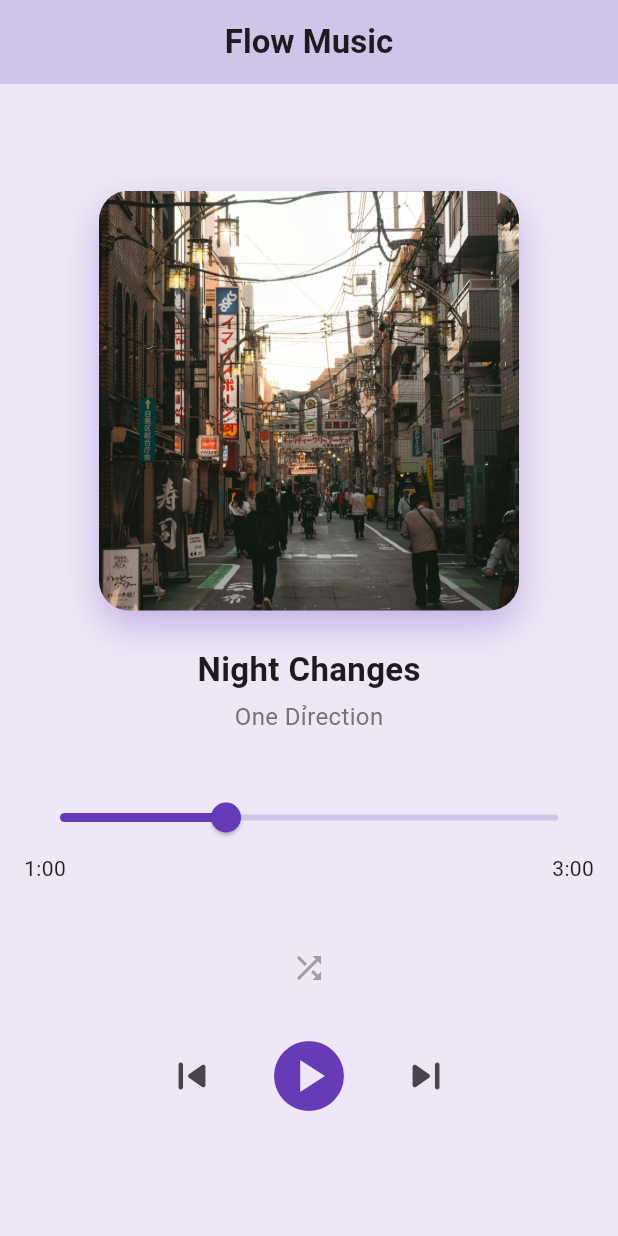
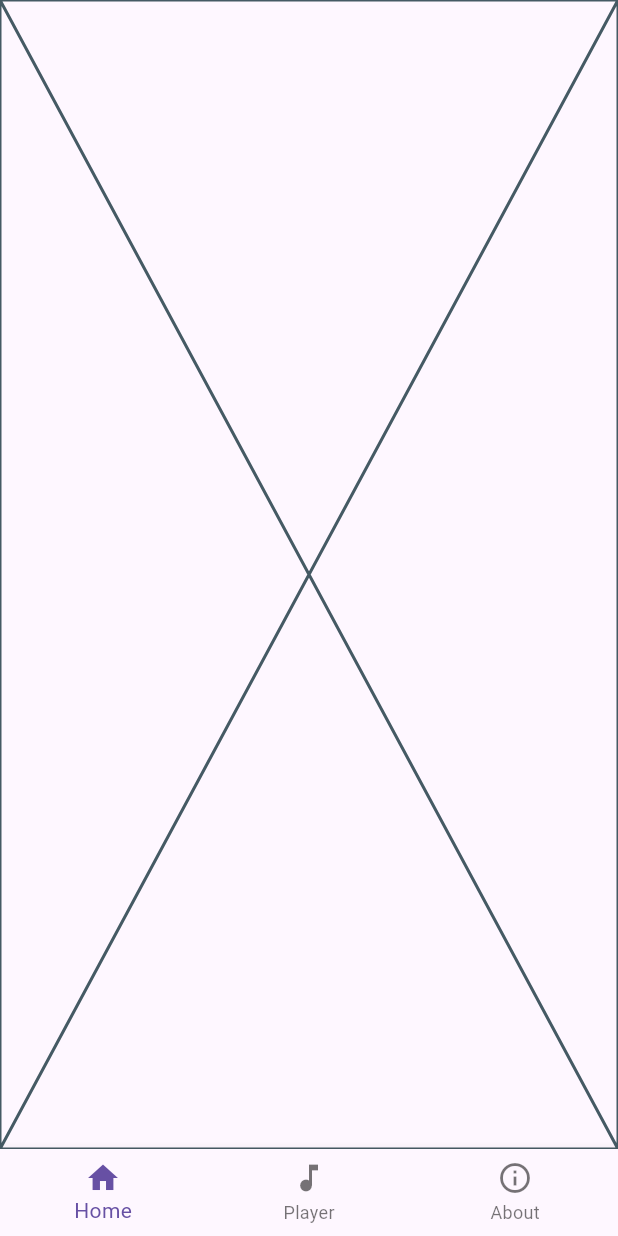
Before and after one commit to trgiang14/2025_LTTBDD_N05_Nhom_Giang, a Flutter app: the screen it shows after launch, on a phone screen of 412 x 824 dp. Run offline on Flutter 3.47's test engine with Material 3 defaults, Android fonts, the phone set to English and light mode, and no system bars.

Commit message:
cau truc lai main, sua home thanh player va them trang home+about

```diff
--- a/lib/main.dart
+++ b/lib/main.dart
@@ -1,20 +1,61 @@
 import 'package:flutter/material.dart';
+import 'screens/player_screen.dart';
 import 'screens/home_screen.dart';
+import 'screens/about_screen.dart';
 
 void main() {
   runApp(FlowApp());
 }
 
-class FlowApp extends StatelessWidget {
+class FlowApp extends StatefulWidget {
   const FlowApp({super.key});
+
+  @override
+  State<FlowApp> createState() => _FlowAppState();
+}
+
+class _FlowAppState extends State<FlowApp> {
+  int _selectedIndex = 0;
+
+  //Danh sách các trang
+  final List<Widget> _screen = const [
+    HomeScreen(),
+    PlayerScreen(),
+    AboutScreen(),
+  ];
 
   @override
   Widget build(BuildContext context) {
     return MaterialApp(
-      title: 'Flow Music',
       debugShowCheckedModeBanner: false,
-      theme: ThemeData(useMaterial3: true, colorSchemeSeed: Colors.deepPurple),
-      home: const HomeScreen(),
+      title: "Flow Up",
+      theme: ThemeData(
+        brightness: Brightness.light,
+        primarySwatch: Colors.blue,
+      ),
+      darkTheme: ThemeData.dark(),
+      home: Scaffold(
+        body: _screen[_selectedIndex],
+        bottomNavigationBar: BottomNavigationBar(
+          currentIndex: _selectedIndex,
+          onTap: (index) {
+            setState(() {
+              _selectedIndex = index;
+            });
+          },
+          items: const [
+            BottomNavigationBarItem(icon: Icon(Icons.home), label: 'Home'),
+            BottomNavigationBarItem(
+              icon: Icon(Icons.music_note),
+              label: 'Player',
+            ),
+            BottomNavigationBarItem(
+              icon: Icon(Icons.info_outline),
+              label: 'About',
+            ),
+          ],
+        ),
+      ),
     );
   }
 }
--- a/lib/screens/home_screen.dart
+++ b/lib/screens/home_screen.dart
@@ -1,75 +1,10 @@
-import 'package:flow_up/widgets/player_controls.dart';
 import 'package:flutter/material.dart';
-import '/widgets/song_progress_bar.dart';
 
-class HomeScreen extends StatefulWidget {
+class HomeScreen extends StatelessWidget {
   const HomeScreen({super.key});
 
   @override
-  State<HomeScreen> createState() => _HomeScreenState();
-}
-
-class _HomeScreenState extends State<HomeScreen> {
-  @override
   Widget build(BuildContext context) {
-    return Scaffold(
-      backgroundColor: Colors.deepPurple.shade50,
-      appBar: AppBar(
-        backgroundColor: Colors.deepPurple.shade100,
-        elevation: 0,
-        title: const Text(
-          'Flow Music',
-          style: TextStyle(fontWeight: FontWeight.bold),
-        ),
-        centerTitle: true,
-      ),
-      body: Padding(
-        padding: const EdgeInsets.all(16.0),
-        child: Column(
-          mainAxisAlignment: MainAxisAlignment.center,
-          children: [
-            //Ảnh bài hát
-            Container(
-              height: 280,
-              width: 280,
-              decoration: BoxDecoration(
-                borderRadius: BorderRadius.circular(20),
-                boxShadow: [
-                  BoxShadow(
-                    color: Colors.deepPurple.withOpacity(0.3),
-                    blurRadius: 20,
-                    offset: const Offset(0, 10),
-                  ),
-                ],
-                image: const DecorationImage(
-                  image: AssetImage(
-                    'images/pexels-julias-torten-und-tortchen-434418-31001122.jpg',
-                  ),
-                  fit: BoxFit.cover,
-                ),
-              ),
-            ),
-            const SizedBox(height: 24),
-            //Tên bài hát+ca sĩ
-            const Text(
-              'Night Changes',
-              style: TextStyle(fontSize: 22, fontWeight: FontWeight.bold),
-            ),
-            const SizedBox(height: 4),
-            Text(
-              'One Dỉrection',
-              style: TextStyle(color: Colors.grey.shade600, fontSize: 16),
-            ),
-            const SizedBox(height: 32),
-            //Thanh tiến trình
-            const SongProgressBar(current: 60, total: 180),
-            const SizedBox(height: 32),
-
-            //Nút điều khiển
-            const PlayerControls(),
-          ],
-        ),
-      ),
-    );
+    return const Placeholder();
   }
 }
```
Also changed, not shown: lib/screens/about_screen.dart (added, +10 -0 lines), lib/screens/player_screen.dart (added, +75 -0 lines).
